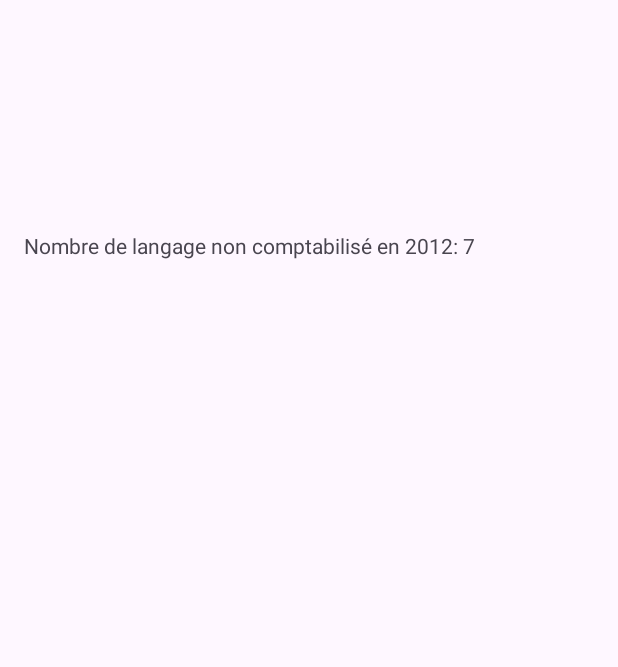
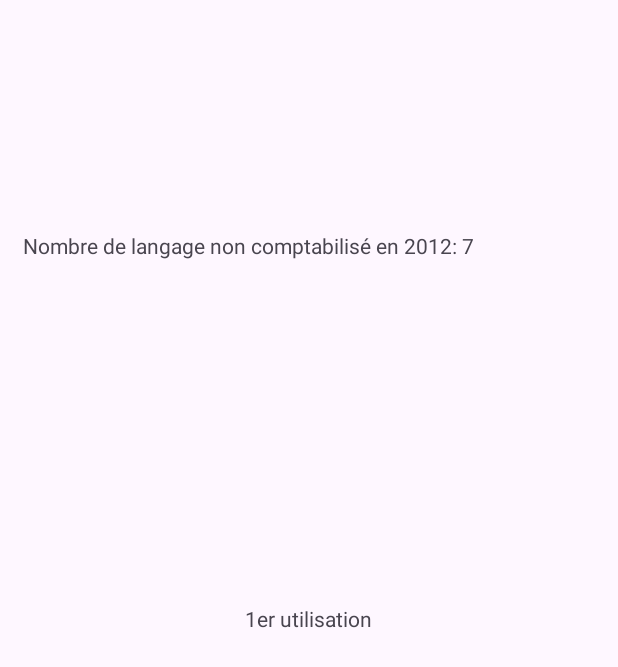
Before and after one commit to jetcouper/C54A25, an Android app: the screen it shows after launch (MainActivity), on a phone screen of 412 x 824 dp. Shown: the top 667 px of the screen. Run offline under Robolectric (Android 15) with nearby library versions, the phone set to English and light mode, and no system bars.

Commit message:
Dimanche 28-09-2025

```diff
--- a/revisionExamen1/app/src/main/AndroidManifest.xml
+++ b/revisionExamen1/app/src/main/AndroidManifest.xml
@@ -14,7 +14,8 @@
         tools:targetApi="31">
         <activity
             android:name=".MainActivity"
-            android:exported="true">
+            android:exported="true"
+            android:configChanges="orientation|screenSize|keyboard|keyboardHidden">
             <intent-filter>
                 <action android:name="android.intent.action.MAIN" />
 
--- a/revisionExamen1/app/src/main/java/com/example/revisionexamen1/MainActivity.kt
+++ b/revisionExamen1/app/src/main/java/com/example/revisionexamen1/MainActivity.kt
@@ -1,17 +1,26 @@
 package com.example.revisionexamen1
 
+import android.content.Context
 import android.os.Bundle
 import android.widget.TextView
 import androidx.activity.enableEdgeToEdge
 import androidx.appcompat.app.AppCompatActivity
 import androidx.core.view.ViewCompat
 import androidx.core.view.WindowInsetsCompat
+import java.io.FileNotFoundException
+import java.io.IOException
 import java.io.InputStream
+import java.io.ObjectInputStream
+import java.io.ObjectOutputStream
+import java.time.LocalDateTime
+import java.time.format.DateTimeFormatter
+import java.util.Locale
 import java.util.Scanner
 
 class MainActivity : AppCompatActivity() {
     lateinit var listeLangage: ArrayList<Langage>
     lateinit var texte1: TextView
+    lateinit var texteDate: TextView
 
     override fun onCreate(savedInstanceState: Bundle?) {
         super.onCreate(savedInstanceState)
@@ -22,16 +31,21 @@ class MainActivity : AppCompatActivity() {
             v.setPadding(systemBars.left, systemBars.top, systemBars.right, systemBars.bottom)
             insets
         }
+
+
         texte1 = findViewById(R.id.textNb)
+        texteDate = findViewById(R.id.txtDate)
 
         var nombre2012 = 0
         nombre2012 = nblangage99()
         texte1.text = "Nombre de langage non comptabilisé en 2012: $nombre2012"
 
+        deserialiseDate(this@MainActivity)
+
 
     }
 
-    fun nblangage99(): Int{
+    fun nblangage99(): Int {
         val listeLangage = ArrayList<Langage>()
         var nombre = 0
         val ofi: InputStream = getResources().openRawResource(R.raw.langage)
@@ -41,7 +55,7 @@ class MainActivity : AppCompatActivity() {
         if (scanner.hasNextLine()) {
             scanner.nextLine()
         }
-        while (scanner.hasNextLine()){
+        while (scanner.hasNextLine()) {
             val line = scanner.nextLine()
             val lineScanner = Scanner(line)
             lineScanner.useDelimiter(",")
@@ -60,19 +74,49 @@ class MainActivity : AppCompatActivity() {
         }
         scanner.close()
 
-        for(langage in listeLangage){
-            if(langage.annee2012 == 99){
+        for (langage in listeLangage) {
+            if (langage.annee2012 == 99) {
                 nombre++
             }
 
         }
-
-
         return nombre
     }
 
+    fun deserialiseDate(contexte: Context) {
+        try {
+            val fos = contexte.openFileInput("serialisationTemp.ser")
+            val ois = ObjectInputStream(fos)//Buffer(Tampon) spécial pour les objets
+            ois.use {
+                val temps = it.readObject() as LocalDateTime
+                val formatter = DateTimeFormatter.ofPattern("dd MMMM yyyy HH:mm", Locale.CANADA_FRENCH)
+                texteDate.text = "dernière utilisation: ${temps.format(formatter)}"
+            }
+        } catch (f: FileNotFoundException) {
+            f.printStackTrace()
+            texteDate.text = "1er utilisation";
+        }
+    }
+    fun serialisationDate(contexte: Context){
+        try {
+            val fos = contexte.openFileOutput("serialisationTemp.ser", MODE_PRIVATE)
+            val oos = ObjectOutputStream(fos)//Buffer(Tampon) spécial pour les objets
+            oos.use {
+                val date = LocalDateTime.now()
+                oos.writeObject(date)
+            }
+
+        }
+        catch (io: IOException){
+            io.printStackTrace()
+        }
+    }
 
 
+    override fun onStop() {
+        super.onStop()
+        serialisationDate(this@MainActivity)
 
 
+    }
 }
--- a/revisionExamen1/app/src/main/res/layout/activity_main.xml
+++ b/revisionExamen1/app/src/main/res/layout/activity_main.xml
@@ -14,9 +14,20 @@
         android:text="Nombre de langage non comptabilisé en 2012: "
         app:layout_constraintBottom_toBottomOf="parent"
         app:layout_constraintEnd_toEndOf="parent"
-        app:layout_constraintHorizontal_bias="0.146"
+        app:layout_constraintHorizontal_bias="0.137"
         app:layout_constraintStart_toStartOf="parent"
         app:layout_constraintTop_toTopOf="parent"
         app:layout_constraintVertical_bias="0.191" />
 
+    <TextView
+        android:id="@+id/txtDate"
+        android:layout_width="wrap_content"
+        android:layout_height="wrap_content"
+        android:text="TextView"
+        app:layout_constraintBottom_toBottomOf="parent"
+        app:layout_constraintEnd_toEndOf="parent"
+        app:layout_constraintHorizontal_bias="0.498"
+        app:layout_constraintStart_toStartOf="parent"
+        app:layout_constraintTop_toTopOf="parent" />
+
 </androidx.constraintlayout.widget.ConstraintLayout>
```
